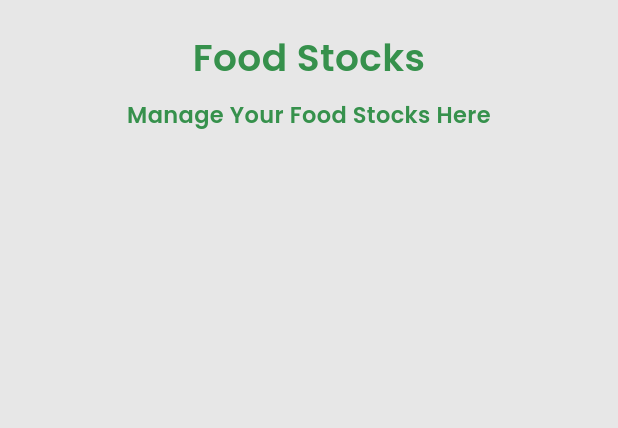
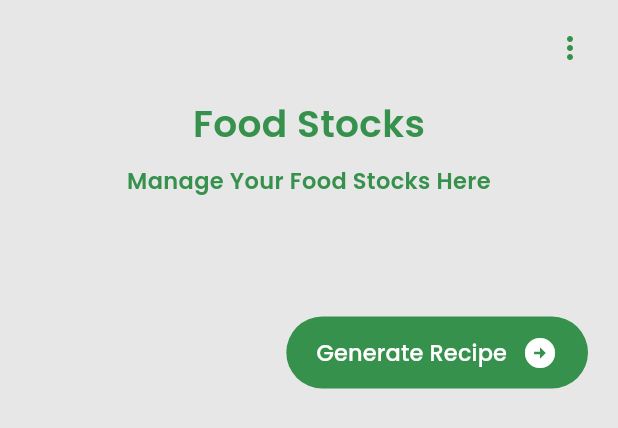
Before and after one commit to Fadhillatmojo/foose_gsc, a Flutter app: the FoodStockPage widget shown alone on an empty page, opened directly, on a phone screen of 412 x 824 dp. Shown: the top 428 px of the screen. Run offline on Flutter 3.47's test engine with Material 3 defaults, Android fonts, the phone set to English and light mode, and no system bars; our stand-ins replace bloc, cloud_firestore, equatable, firebase_auth, firebase_core, flutter_bloc and 3 more; accounts and stored records are empty; network calls fail.

Commit message:
feat button and save

```diff
--- a/lib/shared/colors.dart
+++ b/lib/shared/colors.dart
@@ -6,6 +6,7 @@ class AppColors {
   static const Color darkColor = Color(0xFF38824A);
   static const Color darkIconColor = Color(0xFF184122);
   static const Color greyColor = Color(0xFF92A0A9);
+  static const Color redColor = Color(0xFFD70000);
   static const Color microInteractionGreyColor =
       Color.fromARGB(255, 202, 202, 202);
   static const Color backgroundColor = Color(0xFFE7E7E7);
--- a/lib/ui/pages/foodStock/foodstock_page.dart
+++ b/lib/ui/pages/foodStock/foodstock_page.dart
@@ -14,6 +14,7 @@ class FoodStockPage extends StatefulWidget {
 
 class _FoodStockPageState extends State<FoodStockPage> {
   late Stream<QuerySnapshot> _stream;
+  Color _containerColor = Colors.transparent;
 
   @override
   void initState() {
@@ -68,15 +69,83 @@ class _FoodStockPageState extends State<FoodStockPage> {
 
   @override
   Widget build(BuildContext context) {
+    // generate recipe button material
+    final generateRecipeButton = Material(
+      elevation: 0,
+      borderRadius: BorderRadius.circular(30),
+      color: AppColors.accentColor,
+      child: MaterialButton(
+        onPressed: () {},
+        padding: const EdgeInsets.fromLTRB(20, 10, 20, 10),
+        minWidth: null,
+        splashColor: AppColors.darkColor,
+        highlightColor: Colors.transparent,
+        shape: RoundedRectangleBorder(
+          borderRadius: BorderRadius.circular(30), // Atur radius sudut di sini
+        ),
+        child: const Row(
+          mainAxisSize: MainAxisSize.min,
+          children: [
+            Text(
+              'Generate Recipe',
+              textAlign: TextAlign.center,
+              style: TextStyle(color: Colors.white, fontSize: 15),
+            ),
+            SizedBox(
+              width: 10,
+            ),
+            Icon(
+              Icons.arrow_circle_right_sharp,
+              color: Colors.white,
+            )
+          ],
+        ),
+      ),
+    );
+
     return SafeArea(
       child: SingleChildScrollView(
         child: Padding(
           padding: const EdgeInsets.all(20.0),
           child: Column(
+            crossAxisAlignment: CrossAxisAlignment.end,
+            children: [
+              Column(children: [
+                GestureDetector(
+                  onTap: () {
+                    // Ubah warna kontainer menjadi abu-abu sejenak ketika diklik
+                    setState(() {
+                      _containerColor = AppColors
+                          .microInteractionGreyColor; // Warna abu-abu dengan opasitas 0.5
+                    });
+
+                    // Kembalikan warna kontainer ke semula setelah beberapa waktu
+                    Future.delayed(const Duration(milliseconds: 200), () {
+                      setState(() {
+                        _containerColor =
+                            Colors.transparent; // Kembalikan ke transparan
+                      });
+                    });
+                  },
+                  child: Container(
+                    decoration: BoxDecoration(
+                      borderRadius: BorderRadius.circular(
+                          10.0), // Adjust the value as needed
+                      color: _containerColor,
+                    ),
+                    child: const Icon(
+                      Icons.more_vert_outlined,
+                      color: AppColors.primaryColor,
+                    ),
+                  ),
+                ),
+                const SizedBox(height: 20),
+              ]),
+              Column(
                 children: [
                   const Text(
                     'Food Stocks',
-                textAlign: TextAlign.center,
+                    // textAlign: TextAlign.center,
                     style: TextStyle(
                         color: AppColors.primaryColor,
                         fontSize: 25,
@@ -109,7 +178,8 @@ class _FoodStockPageState extends State<FoodStockPage> {
 
                         var foodStocks = snapshot.data!.docs;
                         // Group widget by nama makanan
-                    var groupedFoodStocks = groupFoodStocksByName(foodStocks);
+                        var groupedFoodStocks =
+                            groupFoodStocksByName(foodStocks);
 
                         return ListView(
                           shrinkWrap: true,
@@ -121,6 +191,12 @@ class _FoodStockPageState extends State<FoodStockPage> {
                   ),
                 ],
               ),
+              const SizedBox(
+                height: 30,
+              ),
+              generateRecipeButton,
+            ],
+          ),
         ),
       ),
     );
```
Also changed, not shown: lib/ui/widgets/foodstock_widget.dart (+65 -0 lines). Lines whose indentation alone changed are shown as unchanged.
